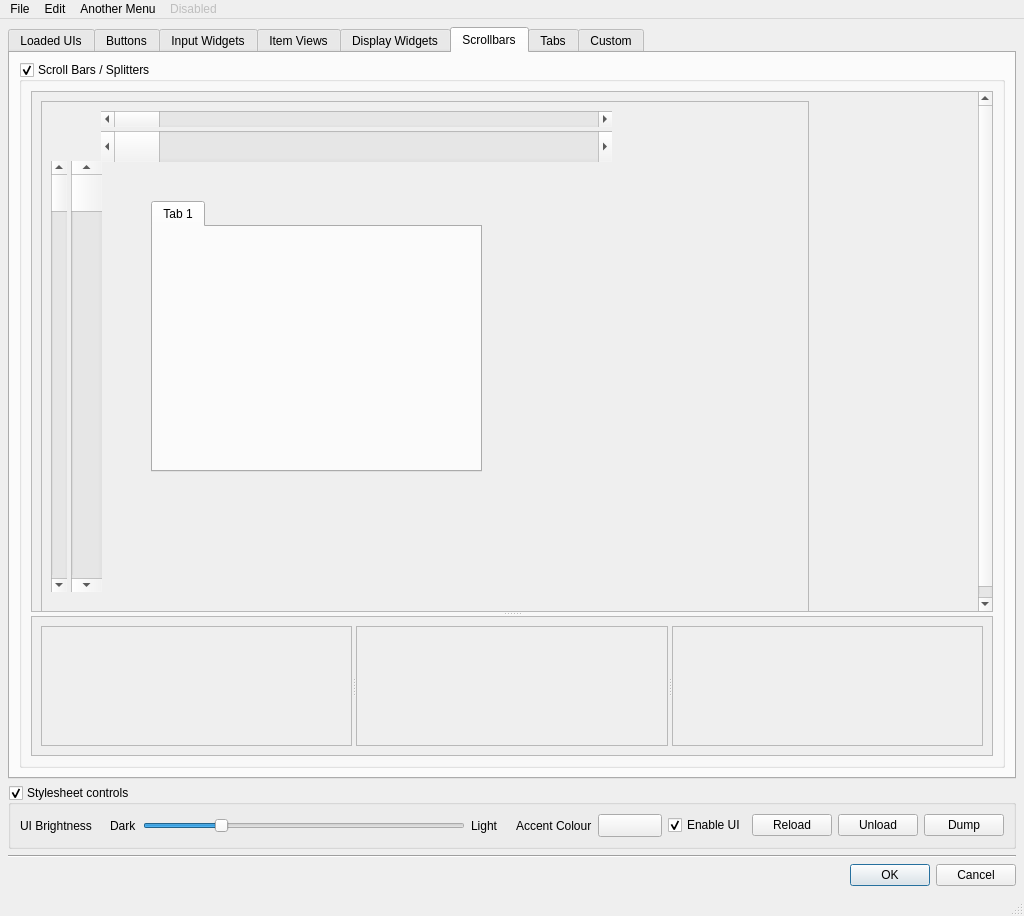
The window that src/forms/style_test.ui (mjbonnington/uistyle) describes before a commit, drawn with Qt 5.
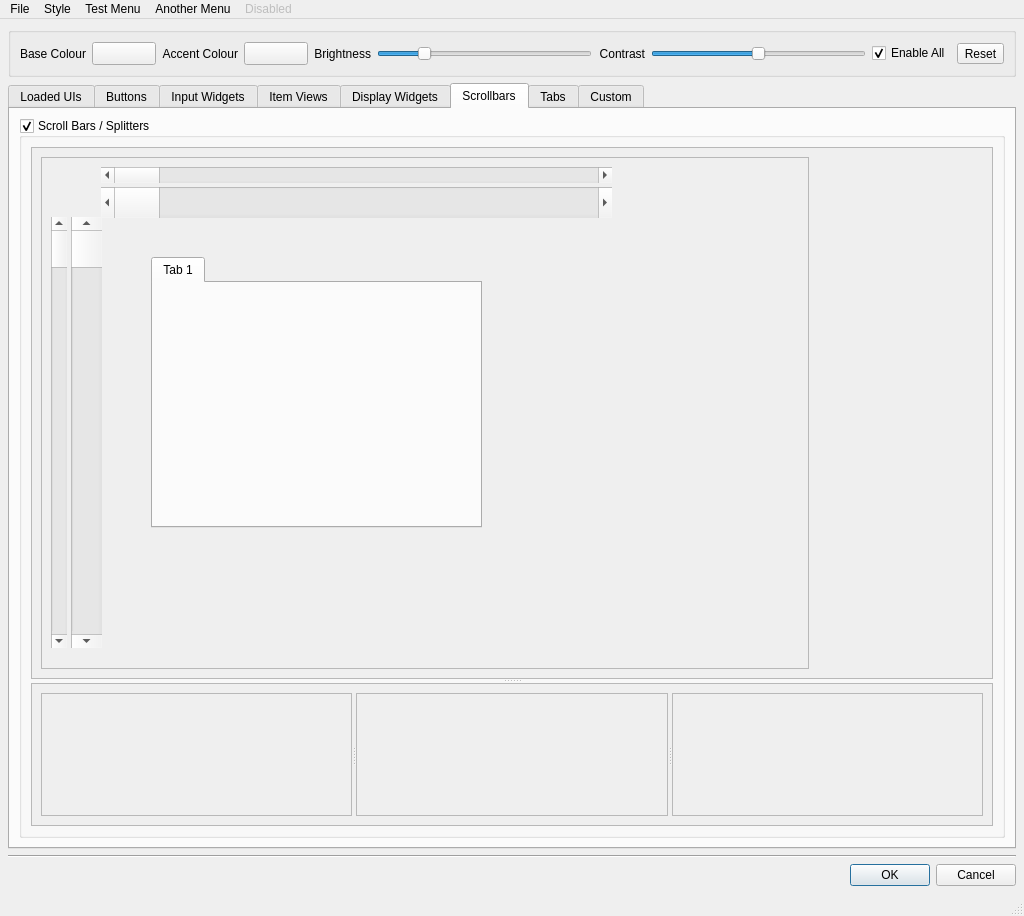
The same window after the commit. The open tabs and pages were chosen to show the change.

```diff
--- a/src/forms/style_test.ui
+++ b/src/forms/style_test.ui
@@ -21,18 +21,148 @@
     <string notr="true"/>
    </property>
    <layout class="QVBoxLayout" name="verticalLayout">
-    <property name="leftMargin">
+    <property name="margin">
      <number>8</number>
     </property>
-    <property name="topMargin">
-     <number>8</number>
-    </property>
-    <property name="rightMargin">
-     <number>8</number>
-    </property>
-    <property name="bottomMargin">
-     <number>8</number>
-    </property>
+    <item>
+     <widget class="QGroupBox" name="mixedControls_groupBox">
+      <layout class="QHBoxLayout" name="horizontalLayout_7">
+       <item>
+        <widget class="QLabel" name="base_label">
+         <property name="text">
+          <string>Base Colour</string>
+         </property>
+         <property name="alignment">
+          <set>Qt::AlignRight|Qt::AlignTrailing|Qt::AlignVCenter</set>
+         </property>
+        </widget>
+       </item>
+       <item>
+        <widget class="QToolButton" name="base_colorChooser_button">
+         <property name="minimumSize">
+          <size>
+           <width>64</width>
+           <height>0</height>
+          </size>
+         </property>
+         <property name="toolTip">
+          <string>Base colour</string>
+         </property>
+        </widget>
+       </item>
+       <item>
+        <widget class="QLabel" name="accent_label">
+         <property name="text">
+          <string>Accent Colour</string>
+         </property>
+         <property name="alignment">
+          <set>Qt::AlignRight|Qt::AlignTrailing|Qt::AlignVCenter</set>
+         </property>
+        </widget>
+       </item>
+       <item>
+        <widget class="QToolButton" name="accent_colorChooser_button">
+         <property name="minimumSize">
+          <size>
+           <width>64</width>
+           <height>0</height>
+          </size>
+         </property>
+         <property name="toolTip">
+          <string>Highlight colour</string>
+         </property>
+        </widget>
+       </item>
+       <item>
+        <widget class="QLabel" name="brightness_label">
+         <property name="text">
+          <string>Brightness</string>
+         </property>
+         <property name="alignment">
+          <set>Qt::AlignRight|Qt::AlignTrailing|Qt::AlignVCenter</set>
+         </property>
+        </widget>
+       </item>
+       <item>
+        <widget class="QSlider" name="uiBrightness_slider">
+         <property name="maximum">
+          <number>255</number>
+         </property>
+         <property name="pageStep">
+          <number>17</number>
+         </property>
+         <property name="value">
+          <number>51</number>
+         </property>
+         <property name="orientation">
+          <enum>Qt::Horizontal</enum>
+         </property>
+         <property name="tickPosition">
+          <enum>QSlider::NoTicks</enum>
+         </property>
+         <property name="tickInterval">
+          <number>10</number>
+         </property>
+        </widget>
+       </item>
+       <item>
+        <widget class="QLabel" name="contrast_label">
+         <property name="text">
+          <string>Contrast</string>
+         </property>
+         <property name="alignment">
+          <set>Qt::AlignRight|Qt::AlignTrailing|Qt::AlignVCenter</set>
+         </property>
+        </widget>
+       </item>
+       <item>
+        <widget class="QSlider" name="uiContrast_Slider">
+         <property name="maximum">
+          <number>100</number>
+         </property>
+         <property name="value">
+          <number>50</number>
+         </property>
+         <property name="orientation">
+          <enum>Qt::Horizontal</enum>
+         </property>
+         <property name="tickPosition">
+          <enum>QSlider::NoTicks</enum>
+         </property>
+         <property name="tickInterval">
+          <number>10</number>
+         </property>
+        </widget>
+       </item>
+       <item>
+        <widget class="QCheckBox" name="enable_checkBox">
+         <property name="toolTip">
+          <string>Enable or disable the entire UI</string>
+         </property>
+         <property name="text">
+          <string>Enable All</string>
+         </property>
+         <property name="checked">
+          <bool>true</bool>
+         </property>
+        </widget>
+       </item>
+       <item>
+        <widget class="QToolButton" name="resetStylesheet_toolButton">
+         <property name="sizePolicy">
+          <sizepolicy hsizetype="Minimum" vsizetype="Fixed">
+           <horstretch>0</horstretch>
+           <verstretch>0</verstretch>
+          </sizepolicy>
+         </property>
+         <property name="text">
+          <string>Reset</string>
+         </property>
+        </widget>
+       </item>
+      </layout>
+     </widget>
+    </item>
     <item>
      <widget class="QTabWidget" name="main_tabWidget">
       <property name="tabPosition">
@@ -42,7 +172,7 @@
        <enum>QTabWidget::Rounded</enum>
       </property>
       <property name="currentIndex">
-       <number>3</number>
+       <number>2</number>
       </property>
       <property name="usesScrollButtons">
        <bool>true</bool>
@@ -234,16 +364,7 @@
                  <enum>QFrame::Raised</enum>
                 </property>
                 <layout class="QHBoxLayout" name="horizontalLayout_6">
-                 <property name="leftMargin">
-                  <number>0</number>
-                 </property>
-                 <property name="topMargin">
-                  <number>0</number>
-                 </property>
-                 <property name="rightMargin">
-                  <number>0</number>
-                 </property>
-                 <property name="bottomMargin">
+                 <property name="margin">
                   <number>0</number>
                  </property>
                  <item>
@@ -365,16 +486,7 @@
                  <enum>QFrame::Raised</enum>
                 </property>
                 <layout class="QGridLayout" name="gridLayout">
-                 <property name="leftMargin">
-                  <number>0</number>
-                 </property>
-                 <property name="topMargin">
-                  <number>0</number>
-                 </property>
-                 <property name="rightMargin">
-                  <number>0</number>
-                 </property>
-                 <property name="bottomMargin">
+                 <property name="margin">
                   <number>0</number>
                  </property>
                  <item row="0" column="0">
@@ -484,16 +596,7 @@
                  <enum>QFrame::Raised</enum>
                 </property>
                 <layout class="QHBoxLayout" name="horizontalLayout_14">
-                 <property name="leftMargin">
-                  <number>0</number>
-                 </property>
-                 <property name="topMargin">
-                  <number>0</number>
-                 </property>
-                 <property name="rightMargin">
-                  <number>0</number>
-                 </property>
-                 <property name="bottomMargin">
+                 <property name="margin">
                   <number>0</number>
                  </property>
                  <item>
@@ -1155,16 +1258,7 @@
               <enum>QFrame::Raised</enum>
              </property>
              <layout class="QGridLayout" name="gridLayout_5">
-              <property name="leftMargin">
-               <number>0</number>
-              </property>
-              <property name="topMargin">
-               <number>0</number>
-              </property>
-              <property name="rightMargin">
-               <number>0</number>
-              </property>
-              <property name="bottomMargin">
+              <property name="margin">
                <number>0</number>
               </property>
               <item row="0" column="1">
@@ -1273,47 +1367,55 @@
                </widget>
               </item>
               <item row="2" column="1">
-               <layout class="QHBoxLayout" name="horizontalLayout_13">
-                <item>
-                 <widget class="QLineEdit" name="lineEdit_2">
-                  <property name="text">
-                   <string>Mandatory field</string>
-                  </property>
-                  <property name="frame">
-                   <bool>true</bool>
-                  </property>
-                  <property name="mandatoryField" stdset="0">
-                   <bool>true</bool>
-                  </property>
-                 </widget>
-                </item>
-                <item>
-                 <widget class="QLineEdit" name="lineEdit_6">
-                  <property name="text">
-                   <string>Inherited value</string>
-                  </property>
-                  <property name="frame">
-                   <bool>true</bool>
-                  </property>
-                  <property name="inheritedValue" stdset="0">
-                   <bool>true</bool>
-                  </property>
-                 </widget>
-                </item>
-                <item>
-                 <widget class="QLineEdit" name="lineEdit_7">
-                  <property name="text">
-                   <string>Warning message</string>
-                  </property>
-                  <property name="frame">
-                   <bool>true</bool>
-                  </property>
-                  <property name="warning" stdset="0">
-                   <bool>true</bool>
-                  </property>
-                 </widget>
-                </item>
-               </layout>
+               <widget class="QFrame" name="customAttr_frame">
+                <property name="lineWidth">
+                 <number>0</number>
+                </property>
+                <layout class="QHBoxLayout" name="horizontalLayout_13">
+                 <property name="margin">
+                  <number>0</number>
+                 </property>
+                 <item>
+                  <widget class="QLineEdit" name="lineEdit_2">
+                   <property name="text">
+                    <string>Mandatory field</string>
+                   </property>
+                   <property name="frame">
+                    <bool>true</bool>
+                   </property>
+                   <property name="mandatoryField" stdset="0">
+                    <bool>true</bool>
+                   </property>
+                  </widget>
+                 </item>
+                 <item>
+                  <widget class="QLineEdit" name="lineEdit_6">
+                   <property name="text">
+                    <string>Inherited value</string>
+                   </property>
+                   <property name="frame">
+                    <bool>true</bool>
+                   </property>
+                   <property name="inheritedValue" stdset="0">
+                    <bool>true</bool>
+                   </property>
+                  </widget>
+                 </item>
+                 <item>
+                  <widget class="QLineEdit" name="lineEdit_7">
+                   <property name="text">
+                    <string>Warning message</string>
+                   </property>
+                   <property name="frame">
+                    <bool>true</bool>
+                   </property>
+                   <property name="warning" stdset="0">
+                    <bool>true</bool>
+                   </property>
+                  </widget>
+                 </item>
+                </layout>
+               </widget>
               </item>
              </layout>
             </widget>
@@ -1327,16 +1429,7 @@
               <enum>QFrame::Raised</enum>
              </property>
              <layout class="QGridLayout" name="gridLayout_4">
-              <property name="leftMargin">
-               <number>0</number>
-              </property>
-              <property name="topMargin">
-               <number>0</number>
-              </property>
-              <property name="rightMargin">
-               <number>0</number>
-              </property>
-              <property name="bottomMargin">
+              <property name="margin">
                <number>0</number>
               </property>
               <item row="2" column="1">
@@ -1359,7 +1452,7 @@
                  <string>&lt;!DOCTYPE HTML PUBLIC &quot;-//W3C//DTD HTML 4.0//EN&quot; &quot;http://www.w3.org/TR/REC-html40/strict.dtd&quot;&gt;
 &lt;html&gt;&lt;head&gt;&lt;meta name=&quot;qrichtext&quot; content=&quot;1&quot; /&gt;&lt;style type=&quot;text/css&quot;&gt;
 p, li { white-space: pre-wrap; }
-&lt;/style&gt;&lt;/head&gt;&lt;body style=&quot; font-family:'Segoe UI','Segoe UI','Segoe UI'; font-size:9pt; font-weight:400; font-style:normal;&quot;&gt;
+&lt;/style&gt;&lt;/head&gt;&lt;body style=&quot; font-family:'MS Shell Dlg 2'; font-size:8.25pt; font-weight:400; font-style:normal;&quot;&gt;
 &lt;p style=&quot; margin-top:12px; margin-bottom:12px; margin-left:0px; margin-right:0px; -qt-block-indent:0; text-indent:0px;&quot;&gt;&lt;span style=&quot; font-family:'Arial,Helvetica,sans'; font-size:20pt; font-weight:600; color:#ffaa7f;&quot;&gt;Lorem&lt;/span&gt;&lt;span style=&quot; font-family:'Arial,Helvetica,sans'; font-size:20pt; font-weight:600; color:#2f9ca5;&quot;&gt; ipsum dolor sit amet&lt;/span&gt;&lt;span style=&quot; font-family:'Arial,Helvetica,sans'; font-size:20pt; color:#2f9ca5;&quot;&gt;,&lt;/span&gt;&lt;span style=&quot; font-family:'Arial,Helvetica,sans'; font-size:24pt; color:#2f9ca5;&quot;&gt; &lt;/span&gt;&lt;span style=&quot; font-family:'Arial,Helvetica,sans'; font-size:12pt; color:#2f9ca5;&quot;&gt;consectetur &lt;/span&gt;&lt;span style=&quot; font-family:'Arial,Helvetica,sans'; font-size:12pt; font-style:italic; color:#2f9ca5;&quot;&gt;adipiscing&lt;/span&gt;&lt;span style=&quot; font-family:'Arial,Helvetica,sans'; font-size:12pt; color:#2f9ca5;&quot;&gt; elit. &lt;/span&gt;&lt;span style=&quot; font-family:'Arial,Helvetica,sans'; font-size:12pt; color:#55aaff;&quot;&gt;Mauris placerat &lt;/span&gt;&lt;span style=&quot; font-family:'Arial,Helvetica,sans'; font-size:12pt; text-decoration: underline; color:#55aaff;&quot;&gt;pharetra&lt;/span&gt;&lt;span style=&quot; font-family:'Arial,Helvetica,sans'; font-size:12pt; color:#55aaff;&quot;&gt; turpis, in pharetra purus ultrices quis.&lt;/span&gt;&lt;span style=&quot; font-family:'Arial,Helvetica,sans'; font-size:12pt; color:#2f9ca5;&quot;&gt; Vivamus eget sem vel &lt;/span&gt;&lt;span style=&quot; font-family:'Arial,Helvetica,sans'; font-size:12pt; text-decoration: underline; color:#2f9ca5;&quot;&gt;dolor scelerisque&lt;/span&gt;&lt;span style=&quot; font-family:'Arial,Helvetica,sans'; font-size:12pt; color:#2f9ca5;&quot;&gt; cursus eget eget ipsum. In hac habitasse platea &lt;/span&gt;&lt;span style=&quot; font-family:'Arial,Helvetica,sans'; font-size:12pt; font-weight:600; color:#2f9ca5;&quot;&gt;dictumst&lt;/span&gt;&lt;span style=&quot; font-family:'Arial,Helvetica,sans'; font-size:12pt; color:#2f9ca5;&quot;&gt;. Aliquam &lt;/span&gt;&lt;span style=&quot; font-family:'Arial,Helvetica,sans'; font-size:12pt; font-style:italic; color:#2f9ca5;&quot;&gt;elementum&lt;/span&gt;&lt;span style=&quot; font-family:'Arial,Helvetica,sans'; font-size:12pt; color:#2f9ca5;&quot;&gt; odio sed lacus laoreet blandit. Nulla lobortis, neque at vulputate lacinia, enim libero feugiat mauris, at efficitur quam nulla sit amet tortor. Donec egestas magna eget lectus lobortis, at dapibus lorem laoreet. Ut ullamcorper augue sit amet auctor semper. In hac habitasse platea dictumst. Morbi faucibus nibh eu justo laoreet, a tempor enim egestas. Mauris non mi &lt;/span&gt;&lt;span style=&quot; font-family:'Arial,Helvetica,sans'; font-size:12pt; text-decoration: underline; color:#2f9ca5;&quot;&gt;maximus&lt;/span&gt;&lt;span style=&quot; font-family:'Arial,Helvetica,sans'; font-size:12pt; color:#2f9ca5;&quot;&gt;, porta neque ut, bibendum risus. Nam eu nibh aliquam, cursus sapien nec, scelerisque nisl. Nam ac egestas turpis, ac gravida elit.&lt;/span&gt;&lt;/p&gt;&lt;/body&gt;&lt;/html&gt;</string>
                 </property>
                </widget>
@@ -2203,8 +2296,8 @@
                 <rect>
                  <x>0</x>
                  <y>0</y>
-                 <width>942</width>
-                 <height>524</height>
+                 <width>962</width>
+                 <height>533</height>
                 </rect>
                </property>
                <layout class="QVBoxLayout" name="verticalLayout_16">
@@ -2312,8 +2405,8 @@
                 <rect>
                  <x>0</x>
                  <y>0</y>
-                 <width>956</width>
-                 <height>105</height>
+                 <width>962</width>
+                 <height>154</height>
                 </rect>
                </property>
                <layout class="QHBoxLayout" name="horizontalLayout_10">
@@ -2331,8 +2424,8 @@
                      <rect>
                       <x>0</x>
                       <y>0</y>
-                      <width>310</width>
-                      <height>89</height>
+                      <width>309</width>
+                      <height>134</height>
                      </rect>
                     </property>
                    </widget>
@@ -2347,7 +2440,7 @@
                       <x>0</x>
                       <y>0</y>
                       <width>310</width>
-                      <height>89</height>
+                      <height>134</height>
                      </rect>
                     </property>
                    </widget>
@@ -2361,8 +2454,8 @@
                      <rect>
                       <x>0</x>
                       <y>0</y>
-                      <width>310</width>
-                      <height>89</height>
+                      <width>309</width>
+                      <height>134</height>
                      </rect>
                     </property>
                    </widget>
@@ -2409,16 +2502,7 @@
                <number>0</number>
               </property>
               <layout class="QHBoxLayout" name="horizontalLayout_11">
-               <property name="leftMargin">
-                <number>0</number>
-               </property>
-               <property name="topMargin">
-                <number>0</number>
-               </property>
-               <property name="rightMargin">
-                <number>0</number>
-               </property>
-               <property name="bottomMargin">
+               <property name="margin">
                 <number>0</number>
                </property>
                <item>
@@ -2534,16 +2618,7 @@
                <number>0</number>
               </property>
               <layout class="QHBoxLayout" name="horizontalLayout_12">
-               <property name="leftMargin">
-                <number>0</number>
-               </property>
-               <property name="topMargin">
-                <number>0</number>
-               </property>
-               <property name="rightMargin">
-                <number>0</number>
-               </property>
-               <property name="bottomMargin">
+               <property name="margin">
                 <number>0</number>
                </property>
                <item>
@@ -2682,8 +2757,8 @@
                <rect>
                 <x>0</x>
                 <y>0</y>
-                <width>960</width>
-                <height>66</height>
+                <width>964</width>
+                <height>84</height>
                </rect>
               </property>
               <attribute name="label">
@@ -2695,8 +2770,8 @@
                <rect>
                 <x>0</x>
                 <y>0</y>
-                <width>96</width>
-                <height>26</height>
+                <width>98</width>
+                <height>28</height>
                </rect>
               </property>
               <attribute name="label">
@@ -2795,16 +2870,7 @@
            <property name="spacing">
             <number>0</number>
            </property>
-           <property name="leftMargin">
-            <number>0</number>
-           </property>
-           <property name="topMargin">
-            <number>0</number>
-           </property>
-           <property name="rightMargin">
-            <number>0</number>
-           </property>
-           <property name="bottomMargin">
+           <property name="margin">
             <number>0</number>
            </property>
            <item>
@@ -2837,131 +2903,6 @@
       </widget>
      </widget>
     </item>
-    <item>
-     <widget class="QGroupBox" name="mixedControls_groupBox">
-      <property name="title">
-       <string>Stylesheet controls</string>
-      </property>
-      <property name="checkable">
-       <bool>true</bool>
-      </property>
-      <layout class="QHBoxLayout" name="horizontalLayout_7">
-       <item>
-        <widget class="QLabel" name="label_17">
-         <property name="text">
-          <string>UI Brightness</string>
-         </property>
-        </widget>
-       </item>
-       <item>
-        <layout class="QHBoxLayout" name="spinSlider_horizontalLayout_2">
-         <property name="leftMargin">
-          <number>12</number>
-         </property>
-         <property name="rightMargin">
-          <number>12</number>
-         </property>
-         <item>
-          <widget class="QLabel" name="label_18">
-           <property name="text">
-            <string>Dark</string>
-           </property>
-          </widget>
-         </item>
-         <item>
-          <widget class="QSlider" name="uiBrightness_slider">
-           <property name="toolTip">
-            <string>Window base colour</string>
-           </property>
-           <property name="minimum">
-            <number>17</number>
-           </property>
-           <property name="maximum">
-            <number>238</number>
-           </property>
-           <property name="pageStep">
-            <number>17</number>
-           </property>
-           <property name="value">
-            <number>68</number>
-           </property>
-           <property name="orientation">
-            <enum>Qt::Horizontal</enum>
-           </property>
-           <property name="tickPosition">
-            <enum>QSlider::NoTicks</enum>
-           </property>
-           <property name="tickInterval">
-            <number>10</number>
-           </property>
-          </widget>
-         </item>
-         <item>
-          <widget class="QLabel" name="label_19">
-           <property name="text">
-            <string>Light</string>
-           </property>
-          </widget>
-         </item>
-        </layout>
-       </item>
-       <item>
-        <widget class="QLabel" name="label_20">
-         <property name="text">
-          <string>Accent Colour</string>
-         </property>
-        </widget>
-       </item>
-       <item>
-        <widget class="QToolButton" name="colorChooser_button">
-         <property name="minimumSize">
-          <size>
-           <width>64</width>
-           <height>0</height>
-          </size>
-         </property>
-         <property name="toolTip">
-          <string>Highlight colour</string>
-         </property>
-        </widget>
-       </item>
-       <item>
-        <widget class="QCheckBox" name="enable_checkBox">
-         <property name="toolTip">
-          <string>Enable or disable the entire UI</string>
-         </property>
-         <property name="text">
-          <string>Enable UI</string>
-         </property>
-         <property name="checked">
-          <bool>true</bool>
-         </property>
-        </widget>
-       </item>
-       <item>
-        <widget class="QPushButton" name="reloadStylesheet_pushButton">
-         <property name="text">
-          <string>Reload</string>
-         </property>
-        </widget>
-       </item>
-       <item>
-        <widget class="QPushButton" name="unloadStylesheet_pushButton">
-         <property name="text">
-          <string>Unload</string>
-         </property>
-        </widget>
-       </item>
-       <item>
-        <widget class="QPushButton" name="saveStylesheet_pushButton">
-         <property name="text">
-          <string>Dump</string>
-         </property>
-        </widget>
-       </item>
-      </layout>
-     </widget>
-    </item>
     <item>
      <widget class="Line" name="line_3">
       <property name="orientation">
@@ -2996,12 +2937,12 @@
      <x>0</x>
      <y>0</y>
      <width>1024</width>
-     <height>27</height>
+     <height>21</height>
     </rect>
    </property>
-   <widget class="QMenu" name="menuFile">
+   <widget class="QMenu" name="menuTest">
     <property name="title">
-     <string>Edit</string>
+     <string>Test Menu</string>
     </property>
     <widget class="QMenu" name="menuSub_menu">
      <property name="title">
@@ -3033,7 +2974,7 @@
     <addaction name="separator"/>
     <addaction name="actionExit"/>
    </widget>
-   <widget class="QMenu" name="menuEdit">
+   <widget class="QMenu" name="menuTest_2">
     <property name="title">
      <string>Another Menu</string>
     </property>
@@ -3058,20 +2999,28 @@
     <addaction name="actionDisabled_menu_1"/>
     <addaction name="actionDisabled_Menu_2"/>
    </widget>
-   <widget class="QMenu" name="menuFile_2">
+   <widget class="QMenu" name="menuFile">
     <property name="title">
      <string>File</string>
     </property>
     <addaction name="actionOpen_UI"/>
-    <addaction name="actionOpen_Stylesheet"/>
-    <addaction name="actionSave_Stylesheet"/>
     <addaction name="separator"/>
     <addaction name="actionAbout"/>
     <addaction name="actionQuit"/>
    </widget>
-   <addaction name="menuFile_2"/>
+   <widget class="QMenu" name="menuStyle">
+    <property name="title">
+     <string>Style</string>
+    </property>
+    <addaction name="actionOpen_Stylesheet"/>
+    <addaction name="actionSave_Stylesheet"/>
+    <addaction name="separator"/>
+    <addaction name="actionDynamic_QSS"/>
+   </widget>
    <addaction name="menuFile"/>
-   <addaction name="menuEdit"/>
+   <addaction name="menuStyle"/>
+   <addaction name="menuTest"/>
+   <addaction name="menuTest_2"/>
    <addaction name="menuDisabled"/>
   </widget>
   <widget class="QStatusBar" name="statusbar"/>
@@ -3275,6 +3224,22 @@
     <string>Quit</string>
    </property>
   </action>
+  <action name="actionDefault">
+   <property name="text">
+    <string>Dynamic</string>
+   </property>
+  </action>
+  <action name="actionDynamic_QSS">
+   <property name="checkable">
+    <bool>true</bool>
+   </property>
+   <property name="checked">
+    <bool>true</bool>
+   </property>
+   <property name="text">
+    <string>Dynamic QSS</string>
+   </property>
+  </action>
  </widget>
  <tabstops>
   <tabstop>main_tabWidget</tabstop>
```
Left out of the diff: 7 changed lines with no effect on the pictures.
